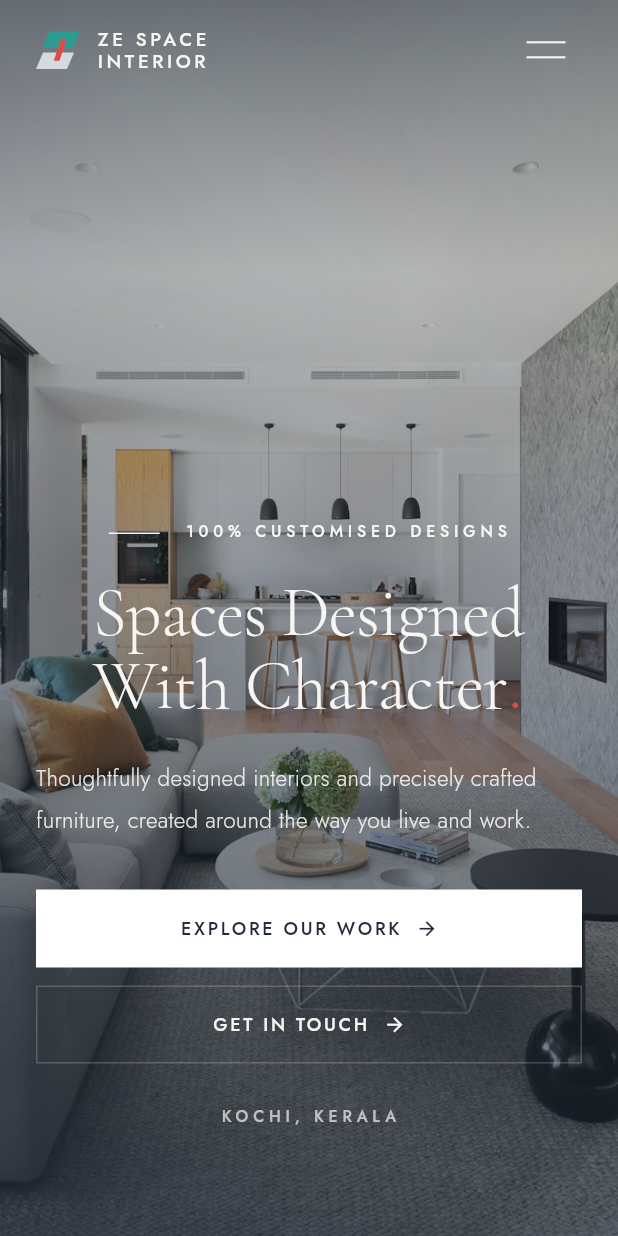
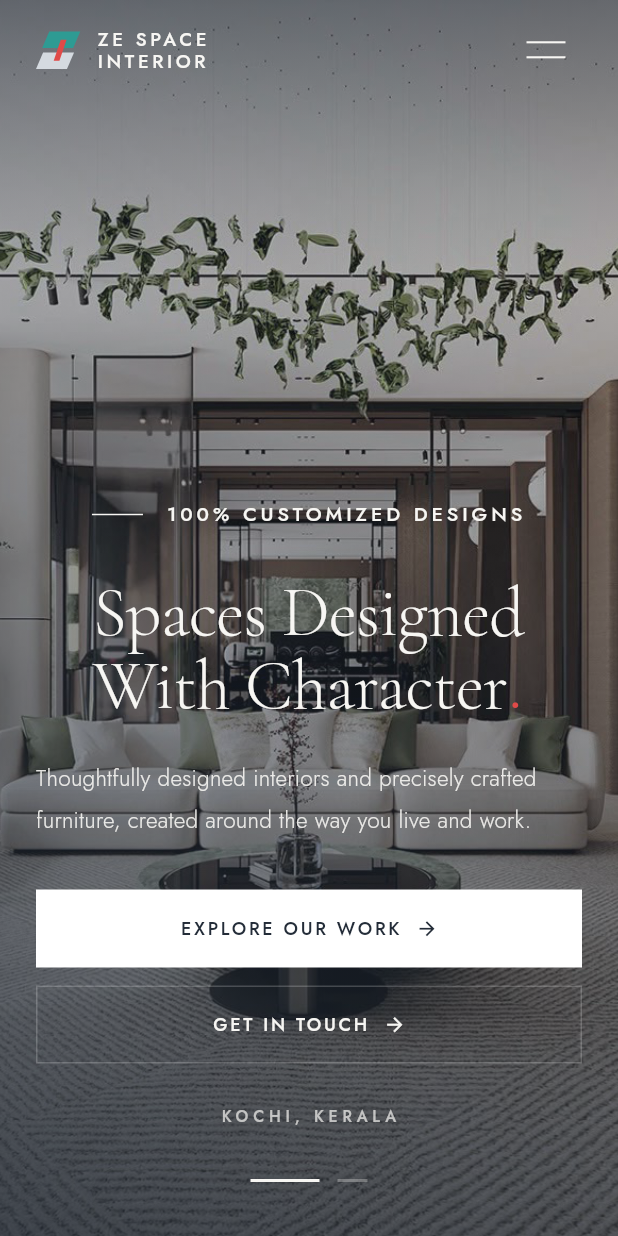
Before and after one commit to abhinavlmna/ze_website, a Flutter app: the screen it shows after launch, on a phone screen of 412 x 824 dp. Run offline on Flutter 3.47's test engine with Material 3 defaults, Android fonts, the phone set to English and light mode, and no system bars.

Commit message:
committ after adding carousel slider

```diff
--- a/lib/constants/app_text.dart
+++ b/lib/constants/app_text.dart
@@ -62,6 +62,17 @@ class AppText {
         height: 1.4,
         letterSpacing: 3.2,
         color: color ?? AppColors.teal,
+      );
+
+  /// Hero carousel caption. A step up from [eyebrow] so a single line of copy
+  /// still holds its own across a full-bleed photograph.
+  static TextStyle slideCaption(BuildContext c, {Color? color}) => TextStyle(
+        fontFamily: sans,
+        fontSize: fluid(c, min: 13, max: 18),
+        fontWeight: FontWeight.w500,
+        height: 1.5,
+        letterSpacing: 2.6,
+        color: color ?? AppColors.textOnDark,
       );
 
   static TextStyle body(BuildContext c, {Color? color}) => TextStyle(
--- /dev/null
+++ b/lib/data/hero_slides.dart
@@ -0,0 +1,43 @@
+import 'package:flutter/painting.dart';
+
+/// One frame of the hero carousel: a photograph and the single promise it
+/// carries.
+class HeroSlide {
+  const HeroSlide({
+    required this.image,
+    required this.caption,
+    required this.semanticLabel,
+    this.alignment = Alignment.center,
+  });
+
+  final String image;
+
+  /// Set uppercase over the photograph.
+  final String caption;
+
+  /// Read out in place of the image by screen readers.
+  final String semanticLabel;
+
+  /// Which part of the frame survives the full-bleed crop. The source files are
+  /// square, so a wide viewport keeps only a horizontal band of each one.
+  final Alignment alignment;
+}
+
+const List<HeroSlide> kHeroSlides = <HeroSlide>[
+  HeroSlide(
+    image: 'assets/images/hero-front-view.jpg',
+    caption: '100% Customized Designs',
+    semanticLabel:
+        'A double-height living room in cream and sage, with a sculptural '
+        'glass ceiling installation and a green marble coffee table',
+    alignment: Alignment(0, 0.05),
+  ),
+  HeroSlide(
+    image: 'assets/images/hero-kitchen.jpg',
+    caption: 'Project completion in 45 working days',
+    semanticLabel:
+        'A handleless grey kitchen with a marble waterfall island and smoked '
+        'glass pendant lights',
+    alignment: Alignment(0, -0.05),
+  ),
+];
--- a/lib/widgets/hero.dart
+++ b/lib/widgets/hero.dart
@@ -1,16 +1,18 @@
 import 'dart:math' as math;
 
+import 'package:flutter/foundation.dart' show ValueListenable;
 import 'package:flutter/material.dart';
 
 import '../constants/app_colors.dart';
 import '../constants/app_text.dart';
 import '../constants/breakpoints.dart';
 import '../constants/contact_config.dart';
+import '../data/hero_slides.dart';
 import 'common/buttons.dart';
-import 'common/page_scroll.dart';
-import 'common/photo.dart';
+import 'hero_carousel.dart';
 
-/// Full-bleed opening statement: one photograph, one line of type, two ways in.
+/// Full-bleed opening statement: a swipeable pair of photographs, each carrying
+/// its own promise, over one headline and two ways in.
 class HeroSection extends StatefulWidget {
   const HeroSection({
     super.key,
@@ -32,11 +34,37 @@ class _HeroSectionState extends State<HeroSection>
     duration: const Duration(milliseconds: 2200),
   );
 
+  final PageController _pages = PageController();
+
+  /// The live, fractional page position. Published separately from the
+  /// controller so the photographs, the caption and the indicator can all track
+  /// a swipe as it happens rather than snapping once the page settles.
+  final ValueNotifier<double> _page = ValueNotifier<double>(0);
+
   bool _started = false;
+
+  @override
+  void initState() {
+    super.initState();
+    _pages.addListener(_syncPage);
+  }
+
+  void _syncPage() {
+    if (!_pages.hasClients || !_pages.position.hasContentDimensions) return;
+    _page.value = _pages.page ?? _page.value;
+  }
 
   @override
   void didChangeDependencies() {
     super.didChangeDependencies();
+
+    // Decode every slide up front. A PageView only builds the page you can see,
+    // so without this the second photograph starts loading at the instant it is
+    // swiped in — and the swipe lands on an empty plate.
+    for (final slide in kHeroSlides) {
+      precacheImage(AssetImage(slide.image), context);
+    }
+
     if (_started) return;
     _started = true;
     if (context.reduceMotion) {
@@ -48,6 +76,9 @@ class _HeroSectionState extends State<HeroSection>
 
   @override
   void dispose() {
+    _pages.removeListener(_syncPage);
+    _pages.dispose();
+    _page.dispose();
     _entrance.dispose();
     super.dispose();
   }
@@ -89,68 +120,43 @@ class _HeroSectionState extends State<HeroSection>
       child: Stack(
         alignment: Alignment.bottomCenter,
         children: [
-          Positioned.fill(child: _ParallaxBackdrop(entrance: _entrance)),
+          Positioned.fill(
+            child: HeroCarousel(
+              controller: _pages,
+              page: _page,
+              entrance: _entrance,
+            ),
+          ),
           const Positioned.fill(child: _HeroScrim()),
           _HeroContent(
             rise: _rise,
+            page: _page,
             onExploreWork: widget.onExploreWork,
             onGetInTouch: widget.onGetInTouch,
+          ),
+          // Pinned to the frame rather than sitting in the column: the hero
+          // copy is already taller than a laptop viewport, and the calls to
+          // action must not be pushed any further down.
+          Positioned(
+            left: 0,
+            right: 0,
+            bottom: context.isMobile ? 20 : 44,
+            child: _rise(
+              0.5,
+              0.9,
+              Center(
+                child: HeroSlideIndicator(controller: _pages, page: _page),
+              ),
+            ),
           ),
           if (!context.isMobile)
             Positioned(
               right: context.gutter,
               bottom: 44,
-              child: _rise(0.75, 1.0, const _ScrollCue()),
+              // Decorative: never intercept a swipe meant for the carousel.
+              child: IgnorePointer(child: _rise(0.75, 1.0, const _ScrollCue())),
             ),
         ],
-      ),
-    );
-  }
-}
-
-/// The photograph drifts a quarter of the scroll distance and settles out of a
-/// very slow zoom, so the first paint has movement without being showy.
-class _ParallaxBackdrop extends StatelessWidget {
-  const _ParallaxBackdrop({required this.entrance});
-
-  final Animation<double> entrance;
-
-  @override
-  Widget build(BuildContext context) {
-    const image = Photo(
-      'assets/images/hero.jpg',
-      fit: BoxFit.cover,
-      alignment: Alignment(0, 0.25),
-      semanticLabel:
-          'An open-plan contemporary living room with a timber feature wall '
-          'and full-height glazing',
-    );
-
-    final offset = PageScroll.maybeOf(context)?.offset;
-    final reduce = context.reduceMotion;
-
-    return ClipRect(
-      child: AnimatedBuilder(
-        animation: entrance,
-        builder: (context, child) {
-          final zoom = reduce
-              ? 1.0
-              : 1.06 - 0.06 * Curves.easeOutCubic.transform(entrance.value);
-          return Transform.scale(scale: zoom, child: child);
-        },
-        child: offset == null || reduce
-            ? image
-            : ValueListenableBuilder<double>(
-                valueListenable: offset,
-                builder: (context, value, child) {
-                  final shift = (value * 0.22).clamp(0.0, 240.0);
-                  return Transform.translate(
-                    offset: Offset(0, shift),
-                    child: child,
-                  );
-                },
-                child: image,
-              ),
       ),
     );
   }
@@ -205,12 +211,14 @@ class _HeroScrim extends StatelessWidget {
 class _HeroContent extends StatelessWidget {
   const _HeroContent({
     required this.rise,
+    required this.page,
     required this.onExploreWork,
     required this.onGetInTouch,
   });
 
   final Widget Function(double start, double end, Widget child,
       {double distance}) rise;
+  final ValueListenable<double> page;
   final VoidCallback onExploreWork;
   final VoidCallback onGetInTouch;
 
@@ -235,36 +243,15 @@ class _HeroContent extends StatelessWidget {
             mainAxisAlignment: MainAxisAlignment.end,
             // crossAxisAlignment: CrossAxisAlignment.start,
             children: [
-                rise(
-                  0.05,
-                  0.35,
-                  Row(
-                    mainAxisSize: MainAxisSize.min,
-                    mainAxisAlignment: MainAxisAlignment.center,
-                    children: [
-                      Container(
-                        width: 34,
-                        height: 1,
-                        margin: const EdgeInsets.only(right: 16, top: 2),
-                        color: AppColors.textOnDark,
-                      ),
-                      Flexible(
-                        child: Text(
-                          '100% Customised Designs'.toUpperCase(),
-                          style: AppText.eyebrow(
-                            context,
-                            color: AppColors.textOnDark,
-                          ),
-                        ),
-                      ),
-                    ],
-                  ),
-                ),
+                // The one line that belongs to the photograph behind it —
+                // crossfades with the carousel.
+                rise(0.05, 0.35, HeroSlideCaption(page: page)),
                 SizedBox(height: context.isMobile ? 22 : 30),
                 rise(
                   0.12,
                   0.5,
-                  ConstrainedBox(
+                  IgnorePointer(
+                    child: ConstrainedBox(
                       constraints: const BoxConstraints(maxWidth: 900),
                       child: Text.rich(
                         const TextSpan(
@@ -282,13 +269,15 @@ class _HeroContent extends StatelessWidget {
                         ),
                       ),
                     ),
+                  ),
                   distance: 34,
                 ),
                 SizedBox(height: context.isMobile ? 24 : 32),
                 rise(
                   0.24,
                   0.62,
-                  ConstrainedBox(
+                  IgnorePointer(
+                    child: ConstrainedBox(
                       constraints: const BoxConstraints(maxWidth: 520),
                       child: Text(
                         'Thoughtfully designed interiors and precisely crafted '
@@ -296,6 +285,7 @@ class _HeroContent extends StatelessWidget {
                         style: AppText.body(
                           context,
                           color: AppColors.textOnDark.withValues(alpha: 0.9),
+                        ),
                       ),
                     ),
                   ),
@@ -347,11 +337,13 @@ class _HeroContent extends StatelessWidget {
                   rise(
                     0.5,
                     0.9,
-                    Text(
+                    IgnorePointer(
+                      child: Text(
                         ContactConfig.addressLine.toUpperCase(),
                         style: AppText.eyebrow(
                           context,
                           color: AppColors.textOnDark.withValues(alpha: 0.7),
+                        ),
                       ),
                     ),
                   ),
--- /dev/null
+++ b/lib/widgets/hero_carousel.dart
@@ -0,0 +1,288 @@
+import 'package:flutter/foundation.dart';
+import 'package:flutter/gestures.dart';
+import 'package:flutter/material.dart';
+
+import '../constants/app_colors.dart';
+import '../constants/app_text.dart';
+import '../constants/breakpoints.dart';
+import '../data/hero_slides.dart';
+import 'common/page_scroll.dart';
+import 'common/photo.dart';
+
+/// How far a photograph lags behind its page while swiping — the depth cue that
+/// stops the carousel feeling like a stack of flat cards.
+const double _kParallax = 0.12;
+
+const Duration _kJumpDuration = Duration(milliseconds: 620);
+
+/// The swipeable photograph layer behind the hero copy.
+///
+/// Deliberately split into three widgets — [HeroCarousel] for the images,
+/// [HeroSlideCaption] and [HeroSlideIndicator] for the overlay — because the
+/// images sit at the bottom of the hero [Stack] while the copy sits on top of
+/// the scrim. All three read the same [page] notifier, so a caption crossfades
+/// in step with the finger rather than snapping once the page settles.
+class HeroCarousel extends StatelessWidget {
+  const HeroCarousel({
+    super.key,
+    required this.controller,
+    required this.page,
+    required this.entrance,
+  });
+
+  final PageController controller;
+  final ValueListenable<double> page;
+  final Animation<double> entrance;
+
+  @override
+  Widget build(BuildContext context) {
+    return ScrollConfiguration(
+      // A hero is swiped on a phone but dragged with a mouse on the web, and
+      // Flutter omits mouse from a scrollable's drag devices by default.
+      behavior: const _CarouselScrollBehavior(),
+      child: PageView.builder(
+        controller: controller,
+        physics: const PageScrollPhysics(parent: BouncingScrollPhysics()),
+        itemCount: kHeroSlides.length,
+        itemBuilder: (context, index) => _Slide(
+          slide: kHeroSlides[index],
+          index: index,
+          page: page,
+          entrance: entrance,
+        ),
+      ),
+    );
+  }
+}
+
+class _Slide extends StatelessWidget {
+  const _Slide({
+    required this.slide,
+    required this.index,
+    required this.page,
+    required this.entrance,
+  });
+
+  final HeroSlide slide;
+  final int index;
+  final ValueListenable<double> page;
+  final Animation<double> entrance;
+
+  @override
+  Widget build(BuildContext context) {
+    final reduce = context.reduceMotion;
+
+    Widget image = Photo(
+      slide.image,
+      fit: BoxFit.cover,
+      alignment: slide.alignment,
+      semanticLabel: slide.semanticLabel,
+    );
+
+    if (reduce) return image;
+
+    // Vertical drift as the page scrolls past, carried over from the single
+    // photograph this carousel replaced.
+    final scrolled = PageScroll.maybeOf(context)?.offset;
+    if (scrolled != null) {
+      image = ValueListenableBuilder<double>(
+        valueListenable: scrolled,
+        builder: (context, value, child) => Transform.translate(
+          offset: Offset(0, (value * 0.22).clamp(0.0, 240.0)),
+          child: child,
+        ),
+        child: image,
+      );
+    }
+
+    return ClipRect(
+      child: LayoutBuilder(
+        builder: (context, constraints) => AnimatedBuilder(
+          animation: Listenable.merge(<Listenable>[entrance, page]),
+          builder: (context, child) {
+            final t = Curves.easeOutCubic.transform(entrance.value);
+            // The photograph trails its page, and always towards the edge that
+            // has already left the viewport — so the lag can never drag an
+            // empty edge into frame, and the image needs no overscan to hide
+            // one. It stays at its native scale, which these fairly small
+            // source files need.
+            final lag = (page.value - index) * constraints.maxWidth * _kParallax;
+            return Transform.translate(
+              offset: Offset(lag, 0),
+              child: Transform.scale(
+                scale: 1 + 0.06 * (1 - t),
+                child: child,
+              ),
+            );
+          },
+          child: image,
+        ),
+      ),
+    );
+  }
+}
+
+/// The per-slide promise, crossfading as the photographs move.
+///
+/// Every caption is laid out at once inside a [Stack] so the row keeps the
+/// height of the longest one — a caption that wraps on a phone then can't nudge
+/// the headline below it while you swipe.
+class HeroSlideCaption extends StatelessWidget {
+  const HeroSlideCaption({super.key, required this.page});
+
+  final ValueListenable<double> page;
+
+  @override
+  Widget build(BuildContext context) {
+    final reduce = context.reduceMotion;
+
+    return IgnorePointer(
+      child: ValueListenableBuilder<double>(
+        valueListenable: page,
+        builder: (context, value, _) => Stack(
+          alignment: Alignment.center,
+          children: <Widget>[
+            for (var i = 0; i < kHeroSlides.length; i++)
+              _CaptionLine(
+                text: kHeroSlides[i].caption,
+                // Twice the rate of the swipe, so the outgoing caption has
+                // cleared before the incoming one arrives. A plain linear
+                // crossfade leaves both at half opacity mid-swipe, and two
+                // centred lines of tracked capitals on top of each other are
+                // unreadable.
+                opacity: (1 - 2 * (value - i).abs()).clamp(0.0, 1.0),
+                drift: reduce ? 0 : (i - value) * 26,
+              ),
+          ],
+        ),
+      ),
+    );
+  }
+}
+
+class _CaptionLine extends StatelessWidget {
+  const _CaptionLine({
+    required this.text,
+    required this.opacity,
+    required this.drift,
+  });
+
+  final String text;
+  final double opacity;
+  final double drift;
+
+  @override
+  Widget build(BuildContext context) {
+    return Opacity(
+      opacity: opacity,
+      child: Transform.translate(
+        offset: Offset(drift, 0),
+        child: Row(
+          mainAxisSize: MainAxisSize.min,
+          mainAxisAlignment: MainAxisAlignment.center,
+          children: <Widget>[
+            Container(
+              width: 34,
+              height: 1,
+              margin: const EdgeInsets.only(right: 16, top: 2),
+              color: AppColors.textOnDark,
+            ),
+            Flexible(
+              child: Text(
+                text.toUpperCase(),
+                textAlign: TextAlign.center,
+                style: AppText.slideCaption(
+                  context,
+                  color: AppColors.textOnDark,
+                ),
+              ),
+            ),
+          ],
+        ),
+      ),
+    );
+  }
+}
+
+/// Tappable rules marking the current slide — also the only affordance telling
+/// a desktop visitor there is a second photograph at all.
+class HeroSlideIndicator extends StatelessWidget {
+  const HeroSlideIndicator({
+    super.key,
+    required this.controller,
+    required this.page,
+  });
+
+  final PageController controller;
+  final ValueListenable<double> page;
+
+  @override
+  Widget build(BuildContext context) {
+    return Row(
+      mainAxisSize: MainAxisSize.min,
+      children: <Widget>[
+        for (var i = 0; i < kHeroSlides.length; i++)
+          Semantics(
+            button: true,
+            label: 'Show slide ${i + 1} of ${kHeroSlides.length}',
+            child: MouseRegion(
+              cursor: SystemMouseCursors.click,
+              child: GestureDetector(
+                behavior: HitTestBehavior.opaque,
+                onTap: () => controller.animateToPage(
+                  i,
+                  duration: _kJumpDuration,
+                  curve: Curves.easeOutCubic,
+                ),
+                // Padding rather than a bare 2px rule, so the touch target
+                // clears the 44px minimum on a phone.
+                child: Padding(
+                  padding: const EdgeInsets.symmetric(
+                    vertical: 16,
+                    horizontal: 6,
+                  ),
+                  child: ValueListenableBuilder<double>(
+                    valueListenable: page,
+                    builder: (context, value, _) {
+                      final t = (1 - (value - i).abs()).clamp(0.0, 1.0);
+                      return AnimatedContainer(
+                        duration: Duration.zero,
+                        width: 20 + 26 * t,
+                        height: 2,
+                        color: AppColors.textOnDark.withValues(
+                          alpha: 0.3 + 0.7 * t,
+                        ),
+                      );
+                    },
+                  ),
+                ),
+              ),
+            ),
+          ),
+      ],
+    );
+  }
+}
+
+class _CarouselScrollBehavior extends MaterialScrollBehavior {
+  const _CarouselScrollBehavior();
+
+  @override
+  Set<PointerDeviceKind> get dragDevices => const <PointerDeviceKind>{
+        PointerDeviceKind.touch,
+        PointerDeviceKind.mouse,
+        PointerDeviceKind.trackpad,
+        PointerDeviceKind.stylus,
+        PointerDeviceKind.invertedStylus,
+      };
+
+  /// No stretch or glow at the ends — the hero should look like a photograph,
+  /// not a list that ran out.
+  @override
+  Widget buildOverscrollIndicator(
+    BuildContext context,
+    Widget child,
+    ScrollableDetails details,
+  ) =>
+      child;
+}
```
Also changed, not shown: assets/images/hero-front-view.jpg (added), assets/images/hero-kitchen.jpg (added), assets/source-svg/front-view.svg (added), assets/source-svg/kitchen.svg (added), 1 other file. Lines whose indentation alone changed are shown as unchanged.
